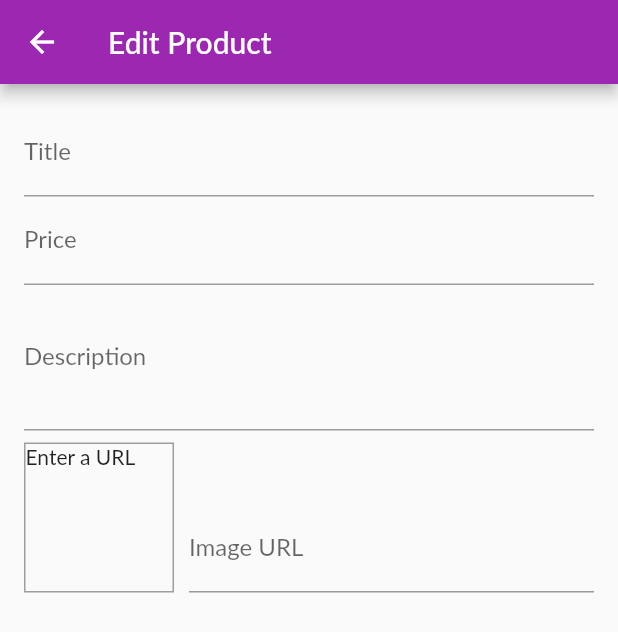
After one commit to Tanita1970/my_shop, a Flutter app: the EditProductScreen screen opened by its route, on a phone screen of 412 x 824 dp. The commit adds this screen. Shown: the top 632 px of the screen. Run offline on Flutter 3.47's test engine with Material 2 defaults, Android fonts, the phone set to English and light mode, and no system bars; network calls fail; Roboto replaces fonts that are missing (Lato).

Commit message:
Модуль 9. Урок 220-226. Создали все поля ввода данных на странице редактирования продукта пользователя.

```diff
--- a/lib/main.dart
+++ b/lib/main.dart
@@ -3,6 +3,7 @@ import 'package:my_shop/providers/cart.dart';
 import 'package:my_shop/providers/orders.dart';
 import 'package:my_shop/providers/products.dart';
 import 'package:my_shop/screens/cart_screen.dart';
+import 'package:my_shop/screens/edit_product_screen.dart';
 import 'package:my_shop/screens/orders_screen.dart';
 import 'package:my_shop/screens/product_detail_screen.dart';
 import 'package:my_shop/screens/user_products_screen.dart';
@@ -42,6 +43,7 @@ class MyApp extends StatelessWidget {
           CartScreen.routeName: (ctx) => CartScreen(),
           OrdersScreen.routeName: (ctx) => OrdersScreen(),
           UserProductsScreen.routeName: (ctx) => UserProductsScreen(),
+          EditProductScreen.routeName: (ctx) => EditProductScreen(),
         },
       ),
     );
--- /dev/null
+++ b/lib/screens/edit_product_screen.dart
@@ -0,0 +1,117 @@
+import 'package:flutter/material.dart';
+
+class EditProductScreen extends StatefulWidget {
+  static const String routeName = '/edit-product';
+
+  @override
+  State<EditProductScreen> createState() => _EditProductScreenState();
+}
+
+class _EditProductScreenState extends State<EditProductScreen> {
+  final _priceFocusNode = FocusNode(); // Узел фокусировки
+  final _descriptionFocusNode = FocusNode();
+  final _imageUrlController = TextEditingController();
+  final _imageUrlFocusNode = FocusNode();
+
+  @override
+  void initState() {
+    _imageUrlFocusNode.addListener(_updateImageUrl);
+    super.initState();
+  }
+
+  void _updateImageUrl() {
+    if (!_imageUrlFocusNode.hasFocus) {
+      setState(() {});
+    }
+  }
+
+  // Во избежании утечки памяти, обязательно узлы фокусировки
+  // надо уничтожить
+  @override
+  void dispose() {
+    _imageUrlFocusNode.removeListener(_updateImageUrl);
+    _priceFocusNode.dispose();
+    _descriptionFocusNode.dispose();
+    _imageUrlController.dispose();
+    _imageUrlFocusNode.dispose();
+    super.dispose();
+  }
+
+  @override
+  Widget build(BuildContext context) {
+    return Scaffold(
+      appBar: AppBar(
+        title: const Text('Edit Product'),
+      ),
+      body: Padding(
+        padding: const EdgeInsets.all(16.0),
+        child: Form(
+            child: ListView(
+          children: [
+            TextFormField(
+              decoration: InputDecoration(labelText: 'Title'),
+              textInputAction: TextInputAction.next,
+              onFieldSubmitted: (_) {
+                FocusScope.of(context).requestFocus(_priceFocusNode);
+              },
+            ),
+            TextFormField(
+              decoration: InputDecoration(labelText: 'Price'),
+              textInputAction: TextInputAction.next,
+              keyboardType: TextInputType.number,
+              focusNode: _priceFocusNode,
+              onFieldSubmitted: (_) {
+                FocusScope.of(context).requestFocus(_descriptionFocusNode);
+              },
+            ),
+            TextFormField(
+              decoration: InputDecoration(labelText: 'Description'),
+              maxLines: 3,
+              // textInputAction: TextInputAction.next,
+              // textInputAction убираем, так как всё равно при мультистрочном вводе
+              // он не будет работать
+              keyboardType: TextInputType.multiline,
+              focusNode: _descriptionFocusNode,
+            ),
+            Row(
+              crossAxisAlignment: CrossAxisAlignment.end,
+              children: [
+                Container(
+                  width: 100,
+                  height: 100,
+                  margin: EdgeInsets.only(top: 8, right: 10),
+                  decoration: BoxDecoration(
+                    border: Border.all(
+                      width: 1,
+                      color: Colors.grey,
+                    ),
+                  ),
+                  child: _imageUrlController.text.isEmpty
+                      ? Text('Enter a URL')
+                      : FittedBox(
+                          child: Image.network(
+                            _imageUrlController.text,
+                            fit: BoxFit.cover,
+                          ),
+                        ),
+                ),
+                Expanded(
+                  child: TextFormField(
+                    decoration: InputDecoration(labelText: 'Image URL'),
+                    keyboardType: TextInputType.url,
+                    textInputAction: TextInputAction.done,
+                    controller: _imageUrlController,
+                    focusNode: _imageUrlFocusNode,
+                    onEditingComplete: () {
+                      setState(() {});
+                    },
+                  ),
+                ),
+              ],
+            ),
+          ],
+        )),
+      ),
+    );
+  }
+}
--- a/lib/screens/user_products_screen.dart
+++ b/lib/screens/user_products_screen.dart
@@ -1,5 +1,6 @@
 import 'package:flutter/material.dart';
 import 'package:my_shop/providers/products.dart';
+import 'package:my_shop/screens/edit_product_screen.dart';
 import 'package:my_shop/widgets/app_drawer.dart';
 import 'package:my_shop/widgets/user_product_item.dart';
 import 'package:provider/provider.dart';
@@ -17,7 +18,9 @@ class UserProductsScreen extends StatelessWidget {
         title: const Text('Your Products'),
         actions: [
           IconButton(
-            onPressed: () {},
+            onPressed: () {
+              Navigator.of(context).pushNamed(EditProductScreen.routeName);
+            },
             icon: const Icon(Icons.add),
           ),
         ],
```
